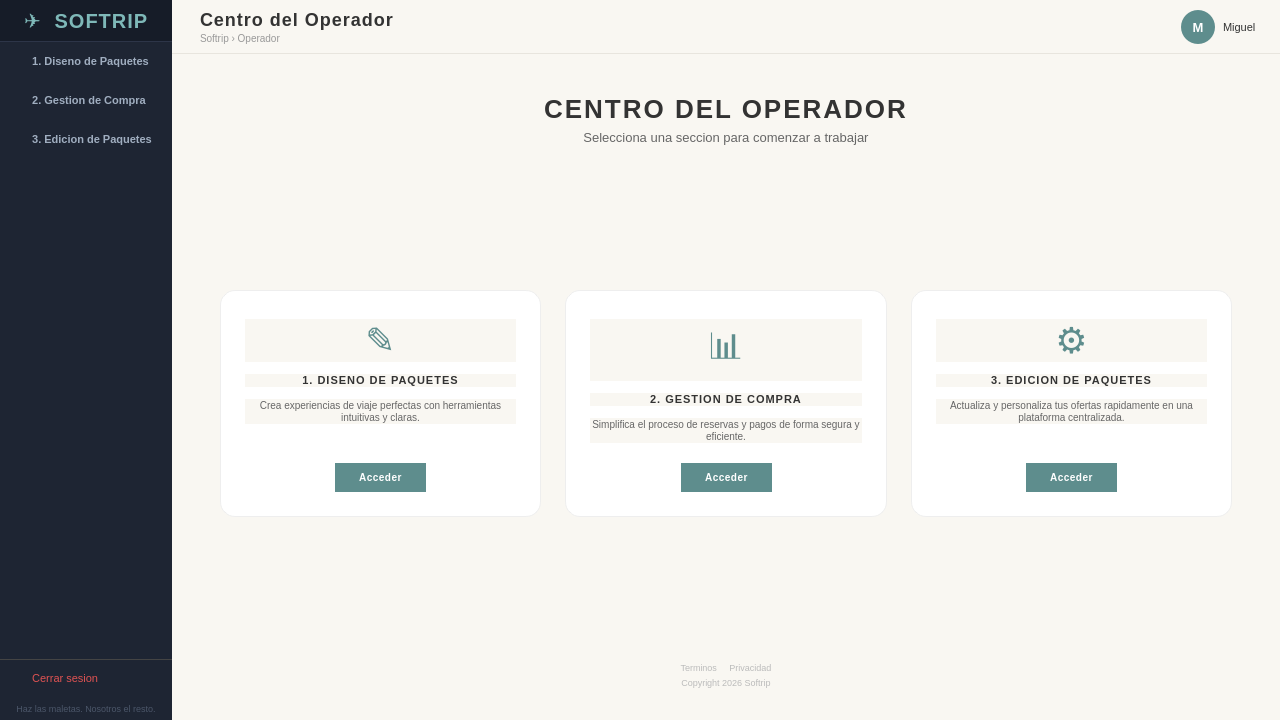
laraanton/InSo, file src/vista/ui/vistaOperador.ui: the form before one commit.
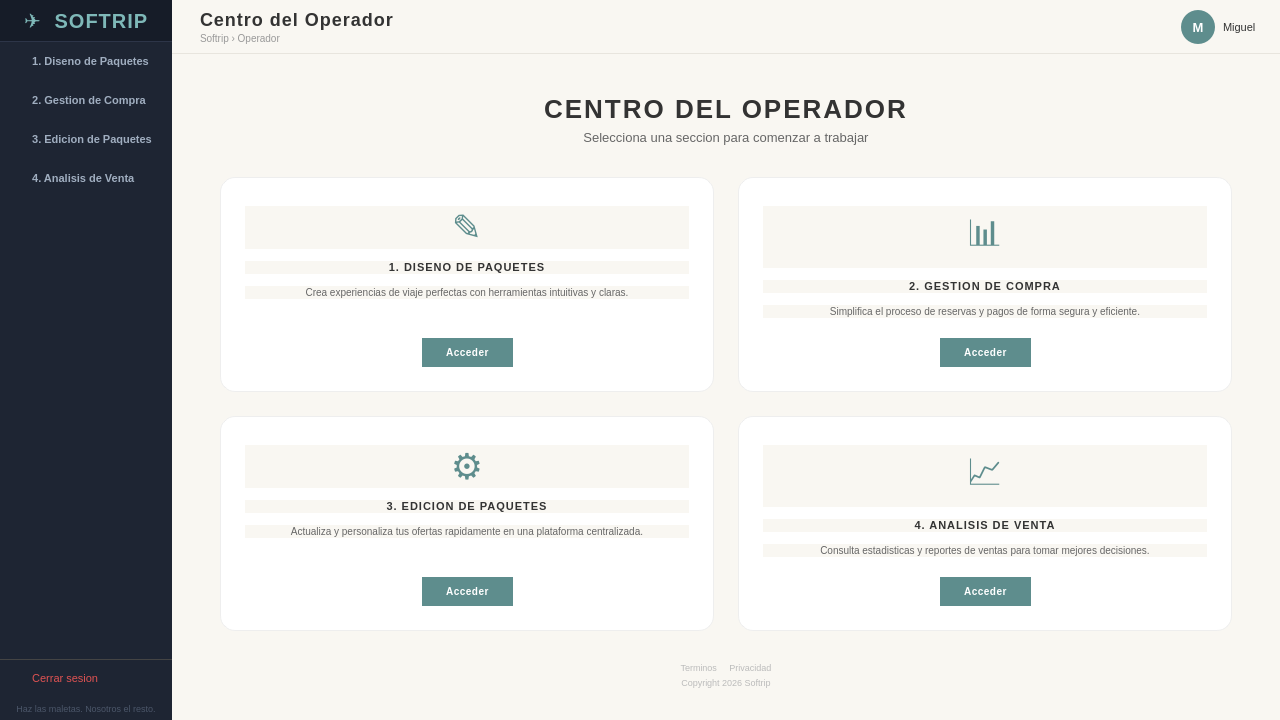
The form after the commit.

Commit message:
Add btnNav4 and update card layout in vistaOperador
Added new navigation button and updated layout for cards in the UI. Adjusted properties and margins for better alignment and spacing.

```diff
--- a/src/vista/ui/vistaOperador.ui
+++ b/src/vista/ui/vistaOperador.ui
@@ -43,7 +43,8 @@
 }
 QPushButton#btnNav1,
 QPushButton#btnNav2,
-QPushButton#btnNav3 {
+QPushButton#btnNav3,
+QPushButton#btnNav4 {
     background: transparent;
     border: none;
     border-left: 3px solid transparent;
@@ -55,14 +56,16 @@
 }
 QPushButton#btnNav1:hover,
 QPushButton#btnNav2:hover,
-QPushButton#btnNav3:hover {
+QPushButton#btnNav3:hover,
+QPushButton#btnNav4:hover {
     background-color: #2a3347;
     color: #7eb8b8;
     border-left: 3px solid #7eb8b8;
 }
 QPushButton#btnNav1:checked,
 QPushButton#btnNav2:checked,
-QPushButton#btnNav3:checked {
+QPushButton#btnNav3:checked,
+QPushButton#btnNav4:checked {
     background-color: #2a3347;
     color: #7eb8b8;
     border-left: 3px solid #7eb8b8;
@@ -129,26 +132,26 @@
     font-size: 13px;
     color: #666666;
 }
-QFrame#card1, QFrame#card2, QFrame#card3 {
+QFrame#card1, QFrame#card2, QFrame#card3, QFrame#card4 {
     background-color: #ffffff;
     border-radius: 15px;
     border: 1px solid #eeeeee;
 }
-QLabel#iconLabel1, QLabel#iconLabel2, QLabel#iconLabel3 {
+QLabel#iconLabel1, QLabel#iconLabel2, QLabel#iconLabel3, QLabel#iconLabel4 {
     font-size: 36px;
     color: #5e8d8d;
 }
-QLabel#cardTitle1, QLabel#cardTitle2, QLabel#cardTitle3 {
+QLabel#cardTitle1, QLabel#cardTitle2, QLabel#cardTitle3, QLabel#cardTitle4 {
     font-size: 11px;
     font-weight: bold;
     color: #333333;
     letter-spacing: 1px;
 }
-QLabel#cardDesc1, QLabel#cardDesc2, QLabel#cardDesc3 {
+QLabel#cardDesc1, QLabel#cardDesc2, QLabel#cardDesc3, QLabel#cardDesc4 {
     font-size: 10px;
     color: #666666;
 }
-QPushButton#moreBtn1, QPushButton#moreBtn2, QPushButton#moreBtn3 {
+QPushButton#moreBtn1, QPushButton#moreBtn2, QPushButton#moreBtn3, QPushButton#moreBtn4 {
     background-color: #5e8d8d;
     color: white;
     border: none;
@@ -235,6 +238,13 @@
          <property name="cursor"><cursorShape>PointingHandCursor</cursorShape></property>
         </widget>
        </item>
+       <item>
+        <widget class="QPushButton" name="btnNav4">
+         <property name="text"><string>   4. Analisis de Venta</string></property>
+         <property name="checkable"><bool>true</bool></property>
+         <property name="cursor"><cursorShape>PointingHandCursor</cursorShape></property>
+        </widget>
+       </item>
 
        <item>
         <spacer name="sidebarSpacer">
@@ -349,13 +359,18 @@
            <item>
             <spacer>
              <property name="orientation"><enum>Qt::Vertical</enum></property>
-             <property name="sizeHint" stdset="0"><size><width>20</width><height>28</height></size></property>
+             <property name="sizeHint" stdset="0"><size><width>20</width><height>20</height></size></property>
             </spacer>
            </item>
 
            <!-- Cards row -->
            <item>
-            <layout class="QHBoxLayout" name="cardsLayout">
+            <layout class="QVBoxLayout" name="cardsGrid">
+             <property name="spacing"><number>24</number></property>
+
+             <!-- Fila superior -->
+             <item>
+              <layout class="QHBoxLayout" name="cardsRow1">
              <property name="spacing"><number>24</number></property>
 
              <!-- Card 1 -->
@@ -460,6 +475,14 @@
               </widget>
              </item>
 
+              </layout>
+             </item>
+
+             <!-- Fila inferior -->
+             <item>
+              <layout class="QHBoxLayout" name="cardsRow2">
+               <property name="spacing"><number>24</number></property>
+
              <!-- Card 3 -->
              <item>
               <widget class="QFrame" name="card3">
@@ -511,6 +534,60 @@
               </widget>
              </item>
 
+               <!-- Card 4 -->
+               <item>
+                <widget class="QFrame" name="card4">
+                 <property name="minimumHeight"><number>200</number></property>
+                 <layout class="QVBoxLayout" name="card4Layout">
+                  <property name="spacing"><number>12</number></property>
+                  <property name="leftMargin"><number>24</number></property>
+                  <property name="topMargin"><number>28</number></property>
+                  <property name="rightMargin"><number>24</number></property>
+                  <property name="bottomMargin"><number>24</number></property>
+                  <item>
+                   <widget class="QLabel" name="iconLabel4">
+                    <property name="text"><string>&#x1F4C8;</string></property>
+                    <property name="alignment"><set>Qt::AlignCenter</set></property>
+                   </widget>
+                  </item>
+                  <item>
+                   <widget class="QLabel" name="cardTitle4">
+                    <property name="text"><string>4. ANALISIS DE VENTA</string></property>
+                    <property name="alignment"><set>Qt::AlignCenter</set></property>
+                   </widget>
+                  </item>
+                  <item>
+                   <widget class="QLabel" name="cardDesc4">
+                    <property name="text"><string>Consulta estadisticas y reportes de ventas para tomar mejores decisiones.</string></property>
+                    <property name="alignment"><set>Qt::AlignCenter</set></property>
+                    <property name="wordWrap"><bool>true</bool></property>
+                   </widget>
+                  </item>
+                  <item>
+                   <spacer>
+                    <property name="orientation"><enum>Qt::Vertical</enum></property>
+                    <property name="sizeHint" stdset="0"><size><width>20</width><height>8</height></size></property>
+                   </spacer>
+                  </item>
+                  <item>
+                   <layout class="QHBoxLayout">
+                    <item><spacer><property name="orientation"><enum>Qt::Horizontal</enum></property><property name="sizeHint" stdset="0"><size><width>0</width><height>0</height></size></property></spacer></item>
+                    <item>
+                     <widget class="QPushButton" name="moreBtn4">
+                      <property name="text"><string>Acceder</string></property>
+                      <property name="cursor"><cursorShape>PointingHandCursor</cursorShape></property>
+                     </widget>
+                    </item>
+                    <item><spacer><property name="orientation"><enum>Qt::Horizontal</enum></property><property name="sizeHint" stdset="0"><size><width>0</width><height>0</height></size></property></spacer></item>
+                   </layout>
+                  </item>
+                 </layout>
+                </widget>
+               </item>
+
+              </layout>
+             </item>
+
             </layout>
            </item>
 
```
Left out of the diff: 27 changed lines with no effect on the pictures. Lines whose indentation alone changed are shown as unchanged.
